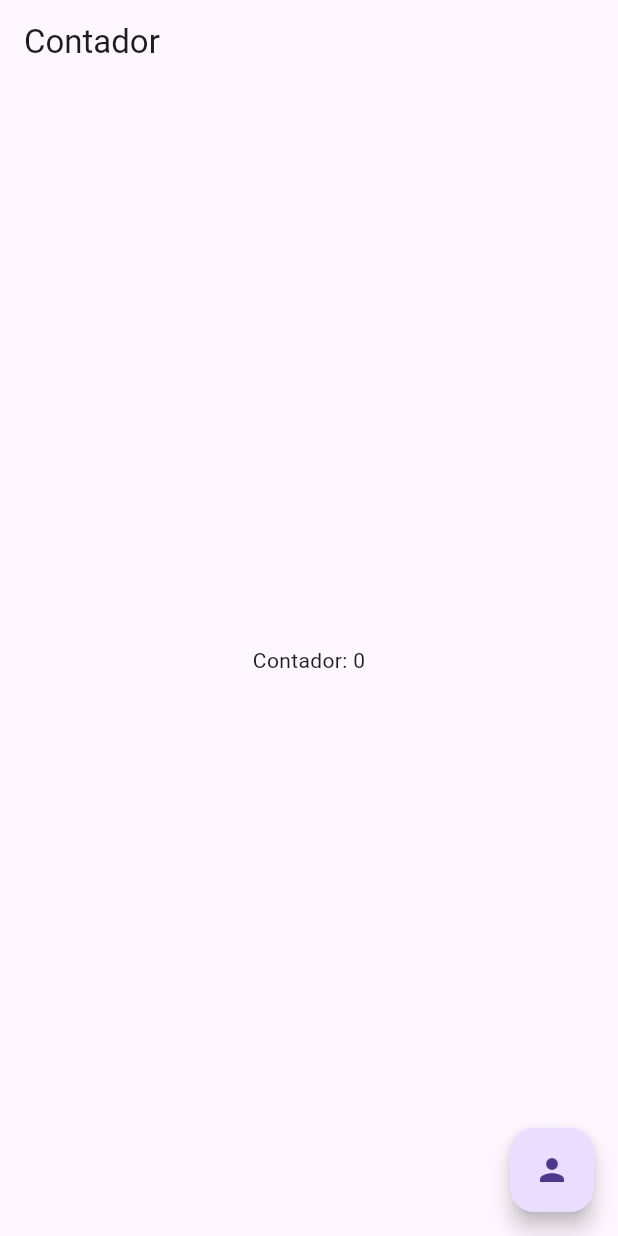
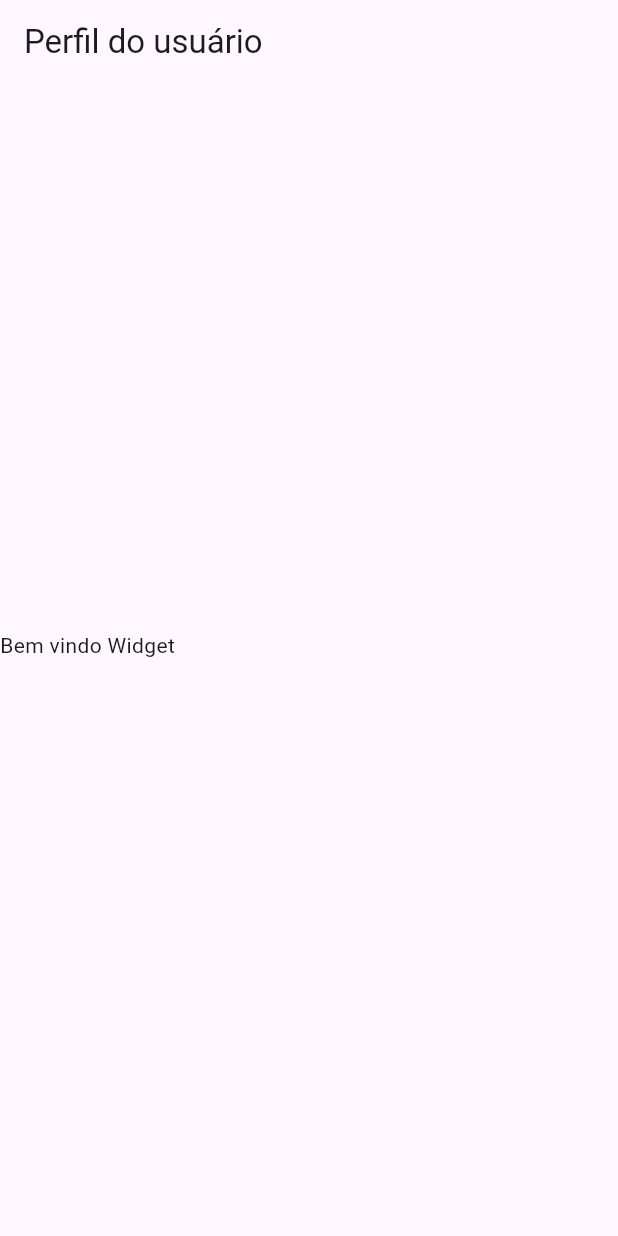
Before and after one commit to alanirigotti/FLUTTER, a Flutter app: the screen it shows after launch, on a phone screen of 412 x 824 dp. Run offline on Flutter 3.47's test engine with Material 3 defaults, Android fonts, the phone set to English and light mode, and no system bars.

Commit message:
primeiras telas e conceitos

```diff
--- a/lib/main.dart
+++ b/lib/main.dart
@@ -1,4 +1,9 @@
 import 'package:flutter/material.dart';
+import 'package:my_app/exercicio/Comercio.dart';
+import 'package:my_app/stateful/RandomNumber.dart';
+import 'package:my_app/stateful/inherited/UserData.dart';
+import 'package:my_app/stateful/inherited/UserInfos.dart';
+import 'package:my_app/stateless/Botao.dart';
 
 /*
 void  main() {
@@ -38,13 +43,14 @@ void  main() {
 } */
 
 import 'package:my_app/stateless/user.dart';
-
-/* void main() {
-  runApp(User());
-} */
-
 import 'package:my_app/stateful/Contador.dart';
+import 'package:my_app/stateful/DarkMode.dart';
 
 void main() {
-  runApp(MaterialApp(home: Contador()));
+  //runApp(User());
+  //runApp(MaterialApp(home: Contador()));
+  //runApp(MaterialApp(home: DarkMode()));
+  // runApp(MaterialApp(home: RandomNumber()));
+  //runApp(MaterialApp(home: ComercioWidget()));
+  runApp(MaterialApp(home: Userinfos()));
 }
--- /dev/null
+++ b/lib/stateful/DarkMode.dart
@@ -0,0 +1,34 @@
+import 'package:flutter/material.dart';
+
+class DarkMode extends StatefulWidget {
+  State<StatefulWidget> createState() => _AppState();
+}
+
+class _AppState extends State<DarkMode> {
+  bool isDarkMode = false;
+
+  @override
+  Widget build(BuildContext context) {
+    return MaterialApp(
+      debugShowCheckedModeBanner: false,
+      themeMode: isDarkMode ? ThemeMode.dark : ThemeMode.light,
+      theme: ThemeData.light(),
+      darkTheme: ThemeData.dark(),
+      home: Scaffold(
+        appBar: AppBar(title: Text("Tipo de tema")),
+        body: Center(
+          child: SwitchListTile(
+            secondary:
+                isDarkMode ? Icon(Icons.dark_mode) : Icon(Icons.light_mode),
+            value: isDarkMode,
+            onChanged: (bool value) {
+              setState(() {
+                isDarkMode = value;
+              });
+            },
+          ),
+        ),
+      ),
+    );
+  }
+}
--- /dev/null
+++ b/lib/stateful/inherited/UserData.dart
@@ -0,0 +1,26 @@
+import 'package:flutter/material.dart';
+
+class UserData extends InheritedWidget {
+  final String username;
+
+  const UserData({
+    required this.username,
+    required Widget child, //widget filho que herda o nome
+  }) : super(child: child); //passa o filho para o construtor pai
+
+  /** este método estático pode ser chamado independente de termos
+     * instanciado o objeto ou não.
+     * neste caso o método of é chamado
+     */
+  static UserData of(BuildContext context) {
+    /*    este método procura o widget mais próximo do tipo UserData acima
+    do widget atual */
+    final result = context.dependOnInheritedWidgetOfExactType<UserData>();
+    return result!;
+  }
+
+  @override
+  bool updateShouldNotify(UserData oldWidget) {
+    return oldWidget.username != username;
+  }
+}
--- /dev/null
+++ b/lib/stateful/inherited/UserInfos.dart
@@ -0,0 +1,28 @@
+import 'package:flutter/material.dart';
+import 'UserData.dart';
+
+class Userinfos extends StatelessWidget {
+  @override
+  Widget build(BuildContext context) {
+    return UserData(
+      username: "alani",
+      child: MaterialApp(
+        home: Scaffold(
+          appBar: AppBar(title: Text("Perfil do usuário")),
+          body: Column(
+            mainAxisAlignment: MainAxisAlignment.center,
+            children: [WelcomeMessage(), SizedBox(height: 20)],
+          ),
+        ),
+      ),
+    );
+  }
+}
+
+class WelcomeMessage extends StatelessWidget {
+  @override
+  Widget build(BuildContext context) {
+    final username = UserData.of(context); // nao precisa instaciar a classe
+    return Text("Bem vindo $username");
+  }
+}
```
Also changed, not shown: lib/exercicio/Comercio.dart (added, +43 -0 lines), lib/stateful/RandomNumber.dart (added, +44 -0 lines), lib/stateless/Botao.dart (+9 -1 lines).
